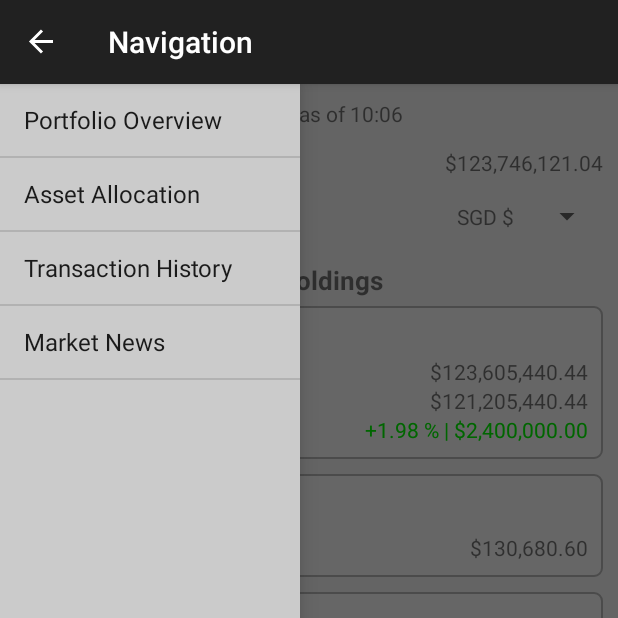
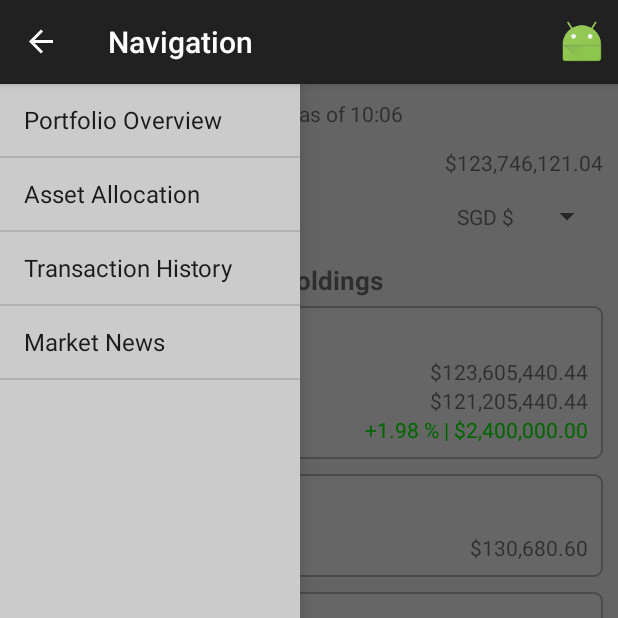
Before and after one commit to mikelimantara/UBSTechChallenge2015, an Android app: the screen it shows after launch (MainActivity), with the side drawer open, on a phone screen of 412 x 824 dp, the top half of it. Run offline under Robolectric (Android 15) with nearby library versions, the phone set to English and light mode, and no system bars.

Commit message:
Preparing to merge

```diff
--- a/app/src/main/java/com/prototype/ubs/techchallenge/MainActivity.java
+++ b/app/src/main/java/com/prototype/ubs/techchallenge/MainActivity.java
@@ -10,6 +10,8 @@ import android.support.v7.app.ActionBar;
 import android.support.v7.app.ActionBarActivity;
 import android.support.v7.app.ActionBarDrawerToggle;
 import android.util.Log;
+import android.view.Menu;
+import android.view.MenuInflater;
 import android.view.MenuItem;
 import android.view.View;
 import android.widget.AdapterView;
@@ -30,7 +32,12 @@ import com.prototype.ubs.techchallenge.utils.Constants;
 public class MainActivity extends ActionBarActivity implements LoginFragment.OnLoginListener,
         AdapterView.OnItemClickListener {
 
+    public enum MenuBarState {
+        DEFAULT, FILTER;
+    }
+
     private ActionBar actionBar = null;
+    private MenuBarState menuBarState = MenuBarState.DEFAULT;
     private ListView navList = null;
     private ArrayAdapter<String> drawerAdapter = null;
     private ActionBarDrawerToggle drawerToggle = null;
@@ -94,6 +101,26 @@ public class MainActivity extends ActionBarActivity implements LoginFragment.OnL
         super.onConfigurationChanged(newConfig);
         drawerToggle.onConfigurationChanged(newConfig);
         Log.d("action bar", "configuration");
+    }
+
+    public void setMenuBarState(MenuBarState state) {
+        this.menuBarState = state;
+    }
+
+    @Override
+    public boolean onCreateOptionsMenu(Menu menu) {
+        MenuInflater inflater = getMenuInflater();
+        inflater.inflate(R.menu.menu_action_bar, menu);
+
+        if (menuBarState == MenuBarState.DEFAULT) {
+            MenuItem iconFilter = menu.findItem(R.id.menu_filter);
+            iconFilter.setVisible(false);
+        } else if (menuBarState == MenuBarState.FILTER) {
+            MenuItem iconFilter = menu.findItem(R.id.menu_filter);
+            iconFilter.setVisible(true);
+        }
+
+        return super.onCreateOptionsMenu(menu);
     }
 
     @Override
--- a/app/src/main/java/com/prototype/ubs/techchallenge/fragment/AssetAllocationFragment.java
+++ b/app/src/main/java/com/prototype/ubs/techchallenge/fragment/AssetAllocationFragment.java
@@ -4,12 +4,14 @@ import android.os.Bundle;
 import android.support.v4.app.Fragment;
 import android.support.v7.app.ActionBar;
 import android.support.v7.app.ActionBarActivity;
+import android.text.Html;
 import android.view.LayoutInflater;
 import android.view.View;
 import android.view.ViewGroup;
 import android.widget.BaseExpandableListAdapter;
 import android.widget.ExpandableListView;
 import android.widget.ImageView;
+import android.widget.ScrollView;
 import android.widget.TextView;
 
 import com.prototype.ubs.techchallenge.R;
@@ -30,6 +32,7 @@ public class AssetAllocationFragment extends Fragment {
     private ExpandableListView assetAllocationList;
     private AssetAllocationListAdapter assetAllocationAdapter;
     private ImageView assetAllocationPieChart;
+    private ScrollView scrollView;
 
     private List<HashMap<String, List<AssetAllocation>>> assetAllocationCategories;
     private List<List<String>> groupHeaderCategories;
@@ -70,7 +73,7 @@ public class AssetAllocationFragment extends Fragment {
             }
         };
 
-        actionBar.addTab(actionBar.newTab().setText("Product Types").setTabListener(tabListener));
+        actionBar.addTab(actionBar.newTab().setText(Html.fromHtml("Product <br/> Types")).setTabListener(tabListener));
         actionBar.addTab(actionBar.newTab().setText("Sectors").setTabListener(tabListener));
         actionBar.addTab(actionBar.newTab().setText("Regional").setTabListener(tabListener));
         actionBar.addTab(actionBar.newTab().setText("Countries").setTabListener(tabListener));
@@ -79,6 +82,7 @@ public class AssetAllocationFragment extends Fragment {
     private void initViews() {
         prepareData();
         assetAllocationList = (ExpandableListView) v.findViewById(R.id.asset_allocation_list);
+        scrollView = (ScrollView) v.findViewById(R.id.asset_allocation_scroll_view);
         assetAllocationPieChart = (ImageView) v.findViewById(R.id.asset_allocation_piechart);
         assetAllocationAdapter = new AssetAllocationListAdapter();
         assetAllocationAdapter.updateData(getAssetAllocation(0), getGroupHeaders(0));
--- a/app/src/main/java/com/prototype/ubs/techchallenge/fragment/PortfolioOverviewFragment.java
+++ b/app/src/main/java/com/prototype/ubs/techchallenge/fragment/PortfolioOverviewFragment.java
@@ -59,11 +59,18 @@ public class PortfolioOverviewFragment extends Fragment implements View.OnClickL
     private Portfolio portfolio;
     private NumberFormat currencyFormatter;
     private DecimalFormat percentageFormatter;
+    private ActionBar actionBar;
 
     @Override
     public View onCreateView(LayoutInflater inflater, ViewGroup container, Bundle savedInstanceState) {
         v = inflater.inflate(R.layout.portfolio_overview, container, false);
         initViews();
+
+        actionBar = ((ActionBarActivity) getActivity()).getSupportActionBar();
+        hideTabsOnActionBar();
+        ((MainActivity)getActivity()).setMenuBarState(MainActivity.MenuBarState.DEFAULT);
+        getActivity().invalidateOptionsMenu();
+
 
         currencyFormatter = NumberFormat.getCurrencyInstance();
         percentageFormatter = new DecimalFormat("###.## '%'");
@@ -114,9 +121,14 @@ public class PortfolioOverviewFragment extends Fragment implements View.OnClickL
         otherAssetsLayout.setOnClickListener(this);
     }
 
+    private void hideTabsOnActionBar() {
+        actionBar.removeAllTabs();
+        actionBar.setNavigationMode(ActionBar.NAVIGATION_MODE_STANDARD);
+    }
+
     private void setTitleOnActionBar() {
         ActionBar actionBar = ((ActionBarActivity) getActivity()).getSupportActionBar();
-        actionBar.setTitle("MY PORTFOLIO - OVERVIEW");
+        actionBar.setTitle("My Portfolio");
     }
 
     private void setInitialData() {
--- a/app/src/main/java/com/prototype/ubs/techchallenge/fragment/TransactionHistoryDetailFragment.java
+++ b/app/src/main/java/com/prototype/ubs/techchallenge/fragment/TransactionHistoryDetailFragment.java
@@ -11,6 +11,7 @@ import android.view.ViewGroup;
 import android.widget.Button;
 import android.widget.TextView;
 
+import com.prototype.ubs.techchallenge.MainActivity;
 import com.prototype.ubs.techchallenge.R;
 import com.prototype.ubs.techchallenge.model.Transaction;
 
@@ -37,6 +38,9 @@ public class TransactionHistoryDetailFragment extends Fragment implements View.O
         hideTabsInActionBar();
         initViews();
         populateData();
+
+        ((MainActivity)getActivity()).setMenuBarState(MainActivity.MenuBarState.DEFAULT);
+        getActivity().invalidateOptionsMenu();
 
         return v;
     }
--- a/app/src/main/java/com/prototype/ubs/techchallenge/fragment/TransactionHistoryFragment.java
+++ b/app/src/main/java/com/prototype/ubs/techchallenge/fragment/TransactionHistoryFragment.java
@@ -12,6 +12,7 @@ import android.view.LayoutInflater;
 import android.view.View;
 import android.view.ViewGroup;
 
+import com.prototype.ubs.techchallenge.MainActivity;
 import com.prototype.ubs.techchallenge.R;
 
 import java.util.ArrayList;
--- a/app/src/main/java/com/prototype/ubs/techchallenge/fragment/TransactionHistoryListFragment.java
+++ b/app/src/main/java/com/prototype/ubs/techchallenge/fragment/TransactionHistoryListFragment.java
@@ -12,6 +12,7 @@ import android.widget.LinearLayout;
 import android.widget.ListView;
 import android.widget.TextView;
 
+import com.prototype.ubs.techchallenge.MainActivity;
 import com.prototype.ubs.techchallenge.R;
 import com.prototype.ubs.techchallenge.model.Transaction;
 
@@ -39,6 +40,9 @@ public class TransactionHistoryListFragment extends Fragment implements AdapterV
         transactionHistoryAdapter = new TransactionHistoryAdapter(transactionList);
         transactionHistoryLv.setAdapter(transactionHistoryAdapter);
         transactionHistoryLv.setOnItemClickListener(this);
+
+        ((MainActivity)getActivity()).setMenuBarState(MainActivity.MenuBarState.FILTER);
+        getActivity().invalidateOptionsMenu();
 
         return v;
     }
--- a/app/src/main/res/layout/asset_allocation_list_content.xml
+++ b/app/src/main/res/layout/asset_allocation_list_content.xml
@@ -1,7 +1,7 @@
 <?xml version="1.0" encoding="utf-8"?>
 <LinearLayout xmlns:android="http://schemas.android.com/apk/res/android"
     android:orientation="horizontal" android:layout_width="match_parent"
-    android:layout_height="50dp"
+    android:layout_height="wrap_content"
     android:gravity="center_vertical"
     android:padding="@dimen/asset_allocation_expandable_list_header_padding"
     android:weightSum="1">
--- a/app/src/main/res/layout/asset_allocation_list_header.xml
+++ b/app/src/main/res/layout/asset_allocation_list_header.xml
@@ -1,7 +1,7 @@
 <?xml version="1.0" encoding="utf-8"?>
 <LinearLayout xmlns:android="http://schemas.android.com/apk/res/android"
     android:orientation="horizontal" android:layout_width="match_parent"
-    android:layout_height="60dp"
+    android:layout_height="wrap_content"
     android:gravity="center_vertical"
     android:weightSum="1"
     android:padding="@dimen/asset_allocation_expandable_list_header_padding">
@@ -9,7 +9,7 @@
     <TextView
         android:layout_width="wrap_content"
         android:layout_height="wrap_content"
-        android:layout_marginLeft="15dp"
+        android:layout_marginLeft="20dp"
         android:text="Fund"
         android:id="@+id/asset_allocation_expandable_list_header"
         android:layout_weight="0.5"
--- a/app/src/main/res/layout/investment_item_detail.xml
+++ b/app/src/main/res/layout/investment_item_detail.xml
@@ -208,4 +208,10 @@
 
     </LinearLayout>
 
+    <Button
+        android:id="@+id/btn_back_investment_detail"
+        android:layout_width="wrap_content"
+        android:layout_height="wrap_content"
+        style="@style/BackButton"/>
+
 </LinearLayout>
--- a/app/src/main/res/layout/transaction_history_item_detail.xml
+++ b/app/src/main/res/layout/transaction_history_item_detail.xml
@@ -177,11 +177,7 @@
             android:id="@+id/btn_back_transaction_history_detail"
             android:layout_width="wrap_content"
             android:layout_height="wrap_content"
-            android:layout_gravity="center_horizontal"
-            android:layout_marginTop="10dp"
-            android:padding="5dp"
-            android:text="@string/btn_back"
-            android:textSize="16sp"/>
+            style="@style/BackButton"/>
 
     </LinearLayout>
 </ScrollView>
--- /dev/null
+++ b/app/src/main/res/menu/menu_action_bar.xml
@@ -0,0 +1,14 @@
+<?xml version="1.0" encoding="utf-8"?>
+<menu xmlns:android="http://schemas.android.com/apk/res/android"
+    xmlns:elite-bank="http://schemas.android.com/apk/res-auto">
+    <item android:id="@+id/menu_contact_advisor"
+        android:icon="@mipmap/ic_launcher"
+        android:title="@string/menu_contact_advisor"
+        elite-bank:showAsAction="always"/>
+
+    <item android:id="@+id/menu_filter"
+        android:icon="@mipmap/ic_launcher"
+        android:title="@string/menu_contact_advisor"
+        elite-bank:showAsAction="always"/>
+
+</menu>
--- a/app/src/main/res/values/dimen.xml
+++ b/app/src/main/res/values/dimen.xml
@@ -36,7 +36,7 @@
 
     <!-- Asset Allocation-->
     <dimen name="asset_allocation_pie_chart_padding">20dp</dimen>
-    <dimen name="asset_allocation_expandable_list_header_padding">15dp</dimen>
+    <dimen name="asset_allocation_expandable_list_header_padding">10dp</dimen>
     <dimen name="asset_allocation_expandable_list_header_fontsize">18sp</dimen>
     <dimen name="asset_allocation_expandable_list_content_fontsize">15sp</dimen>
     <dimen name="asset_allocation_expandable_list_content_marginLeft">30dp</dimen>
--- a/app/src/main/res/values/strings.xml
+++ b/app/src/main/res/values/strings.xml
@@ -1,6 +1,9 @@
 <?xml version="1.0" encoding="utf-8"?>
 <resources>
     <string name="app_name">Elite Bank</string>
+
+    <!-- Menu bar -->
+    <string name="menu_contact_advisor">Contact Advisor</string>
 
     <!-- Navigation drawer -->
     <string name="drawer_open">Open navigation drawer</string>
--- a/app/src/main/res/values/styles.xml
+++ b/app/src/main/res/values/styles.xml
@@ -1,7 +1,22 @@
 <resources xmlns:android="http://schemas.android.com/apk/res/android">
     <!-- Base application theme. -->
     <style name="AppTheme" parent="Theme.AppCompat.Light.DarkActionBar">
+        <item name="android:actionBarStyle">@style/ActionBarTab</item>
+    </style>
 
+    <style name="ActionBarTab" parent="@android:style/Widget.Holo.Light.ActionBar.TabView">
+        <item name="android:showDividers">middle</item>
+        <item name="android:dividerPadding">0dp</item>
+        <item name="android:gravity">center</item>
+    </style>
+
+    <!-- Back button in detail page -->
+    <style name="BackButton">
+        <item name="android:layout_gravity">center_horizontal</item>
+        <item name="android:layout_marginTop">10dp</item>
+        <item name="android:padding">5dp</item>
+        <item name="android:text">@string/btn_back</item>
+        <item name="android:textSize">15sp</item>
     </style>
 
     <!-- Transaction History Detail -->
@@ -17,4 +32,10 @@
         <item name="android:textSize">@dimen/transaction_detail_content_fontsize</item>
         <item name="android:layout_marginLeft">@dimen/transaction_detail_content_marginleft</item>
     </style>
+
+    <style name="transaction_history_fiter_label">
+        <item name="android:padding">10dp</item>
+        <item name="android:textStyle">bold</item>
+        <item name="android:textSize">20sp</item>
+    </style>
 </resources>
```
Also changed, not shown: app/src/main/java/com/prototype/ubs/techchallenge/fragment/InvestmentDetailFragment.java (+12 -1 lines).
